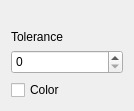
Above: src/toolSettings/MagicWandSettingsWidget.ui from PhotoFlare/photoflare before the change. Below: the same form after it.
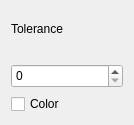
That is the form after the change.

Commit message: Fixed top margin for tool setting widgets

```diff
--- a/src/toolSettings/MagicWandSettingsWidget.ui
+++ b/src/toolSettings/MagicWandSettingsWidget.ui
@@ -7,28 +7,18 @@
     <x>0</x>
     <y>0</y>
     <width>134</width>
-    <height>111</height>
+    <height>125</height>
    </rect>
   </property>
   <property name="windowTitle">
    <string>Form</string>
   </property>
-  <layout class="QVBoxLayout" name="verticalLayout_2">
-   <item>
+  <layout class="QGridLayout" name="gridLayout">
+   <property name="topMargin">
+    <number>0</number>
+   </property>
+   <item row="0" column="0">
     <layout class="QVBoxLayout" name="verticalLayout">
-     <item>
-      <spacer name="verticalSpacer">
-       <property name="orientation">
-        <enum>Qt::Vertical</enum>
-       </property>
-       <property name="sizeHint" stdset="0">
-        <size>
-         <width>20</width>
-         <height>40</height>
-        </size>
-       </property>
-      </spacer>
-     </item>
      <item>
       <widget class="QLabel" name="label_3">
        <property name="text">
```
The commit also changes 9 other files.
